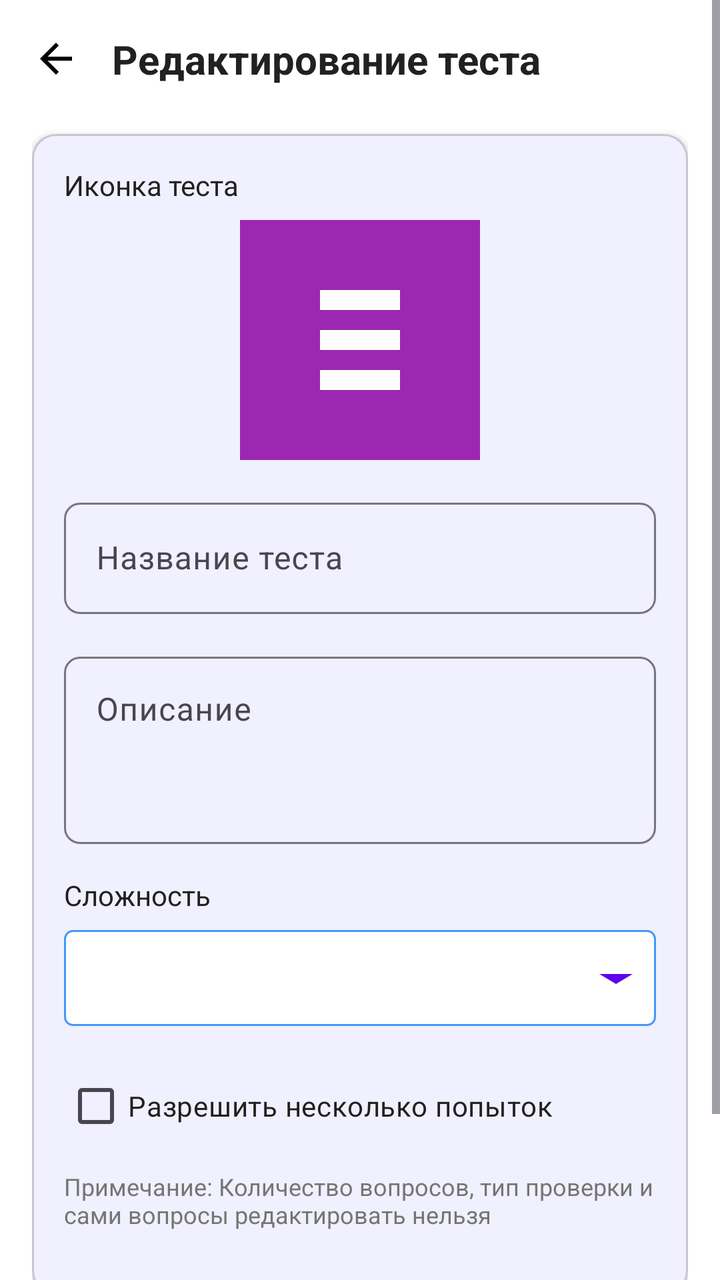
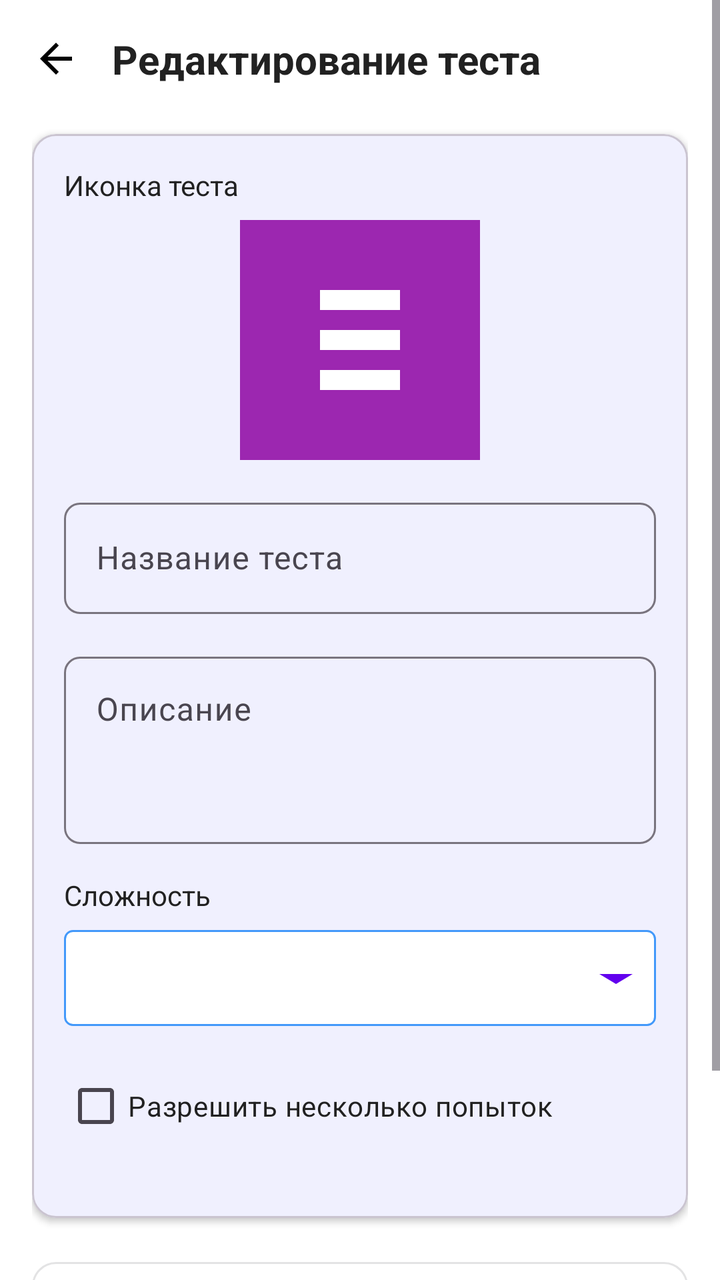

The first picture is an Android layout as it rendered before a commit; the second is the same layout after the commit. The layout source and the unified diff follow.
<!-- AndroidManifest.xml: application theme Theme.Questify -->
<!-- res/layout/fragment_edit_test.xml -->
<?xml version="1.0" encoding="utf-8"?>
<ScrollView xmlns:android="http://schemas.android.com/apk/res/android"
    xmlns:app="http://schemas.android.com/apk/res-auto"
    android:layout_width="match_parent"
    android:layout_height="match_parent"
    android:fillViewport="true"
    android:background="@color/background">

    <LinearLayout
        android:layout_width="match_parent"
        android:layout_height="wrap_content"
        android:orientation="vertical"
        android:padding="16dp">

        
        <LinearLayout
            android:layout_width="match_parent"
            android:layout_height="wrap_content"
            android:orientation="horizontal"
            android:gravity="center_vertical"
            android:layout_marginBottom="24dp">

            <ImageView
                android:id="@+id/btnBack"
                android:layout_width="24dp"
                android:layout_height="24dp"
                android:src="@drawable/ic_arrow_back"
                android:clickable="true"
                android:focusable="true"
                android:background="?attr/selectableItemBackgroundBorderless" />

            <TextView
                android:layout_width="0dp"
                android:layout_height="wrap_content"
                android:layout_weight="1"
                android:text="Редактирование теста"
                android:textSize="20sp"
                android:textStyle="bold"
                android:textColor="@color/text_primary"
                android:layout_marginStart="16dp" />
        </LinearLayout>

        <ProgressBar
            android:id="@+id/progressBar"
            android:layout_width="wrap_content"
            android:layout_height="wrap_content"
            android:layout_gravity="center"
            android:visibility="gone" />

        <com.google.android.material.card.MaterialCardView
            android:layout_width="match_parent"
            android:layout_height="wrap_content"
            app:cardCornerRadius="12dp"
            app:cardElevation="2dp"
            android:layout_marginBottom="16dp">

            <LinearLayout
                android:layout_width="match_parent"
                android:layout_height="wrap_content"
                android:orientation="vertical"
                android:padding="16dp">

                
                <TextView
                    android:layout_width="wrap_content"
                    android:layout_height="wrap_content"
                    android:text="Иконка теста"
                    android:textColor="@color/text_primary"
                    android:textSize="14sp"
                    android:layout_marginBottom="8dp" />

                <ImageView
                    android:id="@+id/ivTestIcon"
                    android:layout_width="120dp"
                    android:layout_height="120dp"
                    android:layout_gravity="center"
                    android:scaleType="centerCrop"
                    android:src="@drawable/ic_test_placeholder"
                    android:background="@drawable/rounded_background"
                    android:clickable="true"
                    android:focusable="true"
                    android:layout_marginBottom="16dp" />

                
                <com.google.android.material.textfield.TextInputLayout
                    android:layout_width="match_parent"
                    android:layout_height="wrap_content"
                    android:hint="Название теста"
                    app:boxBackgroundMode="outline"
                    app:boxCornerRadiusTopStart="8dp"
                    app:boxCornerRadiusTopEnd="8dp"
                    app:boxCornerRadiusBottomStart="8dp"
                    app:boxCornerRadiusBottomEnd="8dp"
                    android:layout_marginBottom="16dp">

                    <com.google.android.material.textfield.TextInputEditText
                        android:id="@+id/etTitle"
                        android:layout_width="match_parent"
                        android:layout_height="wrap_content"
                        android:inputType="text"
                        android:maxLines="1" />
                </com.google.android.material.textfield.TextInputLayout>

                
                <com.google.android.material.textfield.TextInputLayout
                    android:layout_width="match_parent"
                    android:layout_height="wrap_content"
                    android:hint="Описание"
                    app:boxBackgroundMode="outline"
                    app:boxCornerRadiusTopStart="8dp"
                    app:boxCornerRadiusTopEnd="8dp"
                    app:boxCornerRadiusBottomStart="8dp"
                    app:boxCornerRadiusBottomEnd="8dp"
                    android:layout_marginBottom="16dp">

                    <com.google.android.material.textfield.TextInputEditText
                        android:id="@+id/etDescription"
                        android:layout_width="match_parent"
                        android:layout_height="wrap_content"
                        android:inputType="textMultiLine"
                        android:minLines="3"
                        android:maxLines="5"
                        android:gravity="top" />
                </com.google.android.material.textfield.TextInputLayout>

                
                <TextView
                    android:layout_width="wrap_content"
                    android:layout_height="wrap_content"
                    android:text="Сложность"
                    android:textColor="@color/text_primary"
                    android:textSize="14sp"
                    android:layout_marginBottom="8dp" />

                <Spinner
                    android:id="@+id/spinnerDifficulty"
                    android:layout_width="match_parent"
                    android:layout_height="wrap_content"
                    android:minHeight="48dp"
                    android:background="@drawable/spinner_background"
                    android:padding="12dp"
                    android:layout_marginBottom="16dp" />

                
                <CheckBox
                    android:id="@+id/cbMultipleAttempts"
                    android:layout_width="match_parent"
                    android:layout_height="wrap_content"
                    android:text="Разрешить несколько попыток"
                    android:textColor="@color/text_primary"
                    android:layout_marginBottom="8dp" />

                <TextView
                    android:layout_width="match_parent"
                    android:layout_height="wrap_content"
                    android:text="Примечание: Количество вопросов, тип проверки и сами вопросы редактировать нельзя"
                    android:textSize="12sp"
                    android:textColor="@color/text_secondary"
                    android:layout_marginBottom="16dp" />
            </LinearLayout>
        </com.google.android.material.card.MaterialCardView>

        
        <com.google.android.material.button.MaterialButton
            android:id="@+id/btnSave"
            android:layout_width="match_parent"
            android:layout_height="56dp"
            android:text="Сохранить"
            android:textSize="16sp"
            app:cornerRadius="12dp" />
    </LinearLayout>
</ScrollView>
<!-- resources referenced by this layout -->
<resources>
  <color name="background">#FFFFFF</color>
  <color name="text_primary">#212121</color>
  <color name="text_secondary">#757575</color>
  <!-- drawable ic_arrow_back (drawable) -->
  <vector xmlns:android="http://schemas.android.com/apk/res/android"
      android:width="24dp"
      android:height="24dp"
      android:viewportWidth="24"
      android:viewportHeight="24">
  
      <path
          android:fillColor="#000000"
          android:pathData="M20,11H7.8l5.6-5.6L12,4l-8,8 8,8 1.4-1.4L7.8,13H20z"/>
  </vector>
  <!-- drawable ic_test_placeholder (drawable) -->
  <?xml version="1.0" encoding="utf-8"?>
  <vector xmlns:android="http://schemas.android.com/apk/res/android"
      android:width="120dp"
      android:height="120dp"
      android:viewportWidth="120"
      android:viewportHeight="120">
      <path
          android:fillColor="#9C27B0"
          android:pathData="M0,0h120v120h-120z"/>
      <path
          android:fillColor="#FFFFFF"
          android:pathData="M40,35h40v10h-40z"/>
      <path
          android:fillColor="#FFFFFF"
          android:pathData="M40,55h40v10h-40z"/>
      <path
          android:fillColor="#FFFFFF"
          android:pathData="M40,75h40v10h-40z"/>
  </vector>
  <!-- drawable rounded_background (drawable) -->
  <?xml version="1.0" encoding="utf-8"?>
  <shape xmlns:android="http://schemas.android.com/apk/res/android"
      android:shape="rectangle">
      <corners android:radius="12dp"/>
      <solid android:color="#E0E0E0"/>
  </shape>
  <!-- drawable spinner_background (drawable) -->
  <?xml version="1.0" encoding="utf-8"?>
  <layer-list xmlns:android="http://schemas.android.com/apk/res/android">
  
      
      <item>
          <shape>
              <solid android:color="#FFFFFF" />
              <stroke android:width="1dp" android:color="@color/primary" />
              <corners android:radius="4dp" />
          </shape>
      </item>
  
      
      <item
          android:gravity="end|center_vertical"
          android:width="40dp"
          android:height="24dp">
  
          <vector xmlns:android="http://schemas.android.com/apk/res/android"
              android:width="24dp"
              android:height="24dp"
              android:viewportWidth="24"
              android:viewportHeight="24">
  
              <path
                  android:fillColor="@color/colorPrimary"
                  android:pathData="M7,10L12,15L17,10H7Z" />
          </vector>
  
      </item>
  
  </layer-list>
  <style name="Theme.Questify" parent="Base.Theme.Questify" />
  <color name="primary">#4399fa</color>
  <style name="Base.Theme.Questify" parent="Theme.Material3.Light.NoActionBar">
  
          
          <item name="colorPrimary">@color/primary</item>
          <item name="colorOnPrimary">@color/white</item>
  
          
          <item name="colorSecondary">@color/primary_light</item>
          <item name="colorOnSecondary">@color/white</item>
  
          
          <item name="android:statusBarColor">@color/white</item>
          <item name="android:windowLightStatusBar">true</item>
  
          <item name="android:navigationBarColor">@color/white</item>
  
          
          <item name="android:windowBackground">@color/background</item>
  
      </style>
  <color name="white">#FFFFFF</color>
  <color name="primary_light">#8B85FF</color>
</resources>

<!-- the commit's change to res/layout/fragment_edit_test.xml (unified diff, before → after) -->
@@ -148,24 +148,30 @@
                     android:layout_height="wrap_content"
                     android:text="Разрешить несколько попыток"
                     android:textColor="@color/text_primary"
-                    android:layout_marginBottom="8dp" />
+                    android:layout_marginBottom="16dp" />
 
-                <TextView
-                    android:layout_width="match_parent"
-                    android:layout_height="wrap_content"
-                    android:text="Примечание: Количество вопросов, тип проверки и сами вопросы редактировать нельзя"
-                    android:textSize="12sp"
-                    android:textColor="@color/text_secondary"
-                    android:layout_marginBottom="16dp" />
             </LinearLayout>
         </com.google.android.material.card.MaterialCardView>
+
+        
+        <com.google.android.material.button.MaterialButton
+            android:id="@+id/btnEditQuestions"
+            android:layout_width="match_parent"
+            android:layout_height="56dp"
+            android:text="Редактировать вопросы"
+            android:textSize="16sp"
+            style="@style/Widget.MaterialComponents.Button.OutlinedButton"
+            app:cornerRadius="12dp"
+            app:icon="@drawable/ic_edit"
+            app:iconGravity="textStart"
+            android:layout_marginBottom="12dp" />
 
         
         <com.google.android.material.button.MaterialButton
             android:id="@+id/btnSave"
             android:layout_width="match_parent"
             android:layout_height="56dp"
-            android:text="Сохранить"
+            android:text="Сохранить изменения"
             android:textSize="16sp"
             app:cornerRadius="12dp" />
     </LinearLayout>
<!-- resource entries referenced after the edit -->
@@ -2,7 +2,6 @@
 <resources>
   <color name="background">#FFFFFF</color>
   <color name="text_primary">#212121</color>
-  <color name="text_secondary">#757575</color>
   <!-- drawable ic_arrow_back (drawable) -->
   <vector xmlns:android="http://schemas.android.com/apk/res/android"
       android:width="24dp"
@@ -13,6 +12,16 @@
       <path
           android:fillColor="#000000"
           android:pathData="M20,11H7.8l5.6-5.6L12,4l-8,8 8,8 1.4-1.4L7.8,13H20z"/>
+  </vector>
+  <!-- drawable ic_edit (drawable) -->
+  <vector xmlns:android="http://schemas.android.com/apk/res/android"
+      android:width="24dp"
+      android:height="24dp"
+      android:viewportWidth="24"
+      android:viewportHeight="24">
+      <path
+          android:fillColor="#6C63FF"
+          android:pathData="M3,17.25V21h3.75L17.81,9.94l-3.75,-3.75L3,17.25zM20.71,7.04c0.39,-0.39 0.39,-1.02 0,-1.41l-2.34,-2.34c-0.39,-0.39 -1.02,-0.39 -1.41,0l-1.83,1.83 3.75,3.75 1.83,-1.83z"/>
   </vector>
   <!-- drawable ic_test_placeholder (drawable) -->
   <?xml version="1.0" encoding="utf-8"?>
